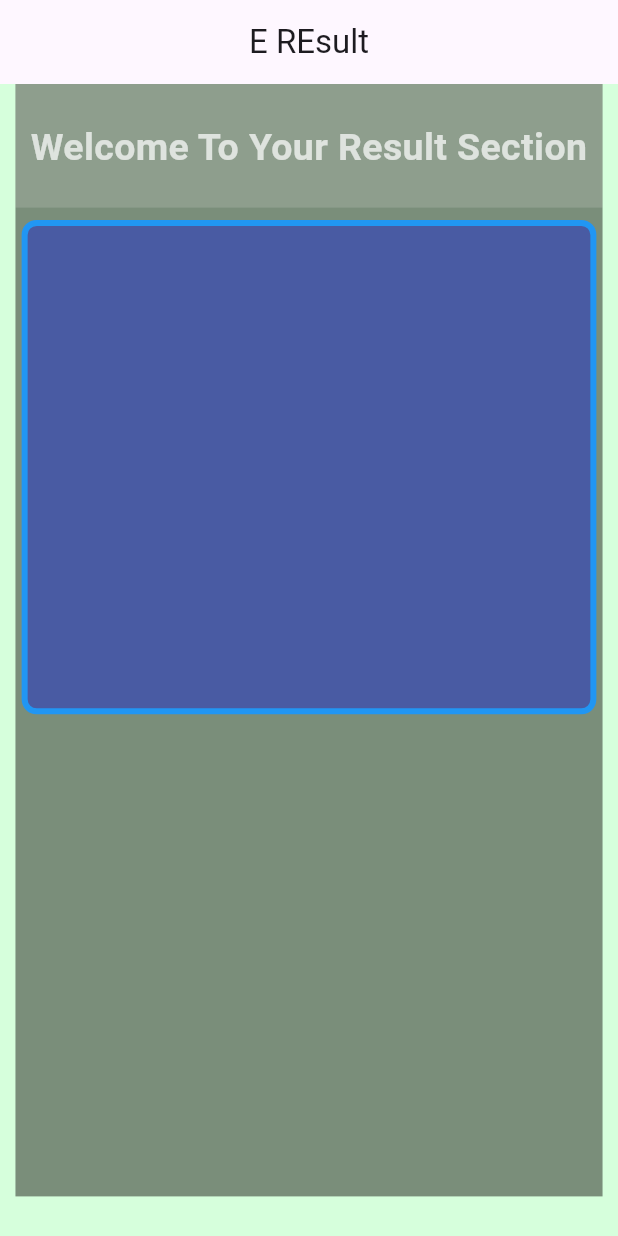
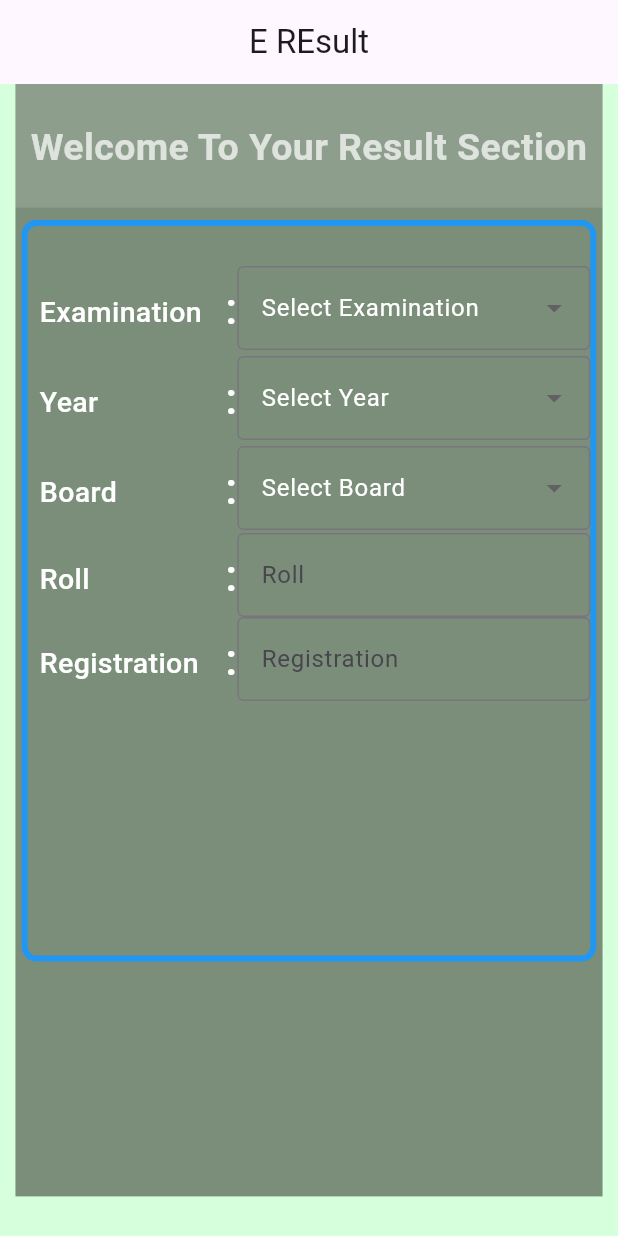
Before and after one commit to ReturajProshad/eboard_result_queue_system, a Flutter app: the screen it shows after launch, on a phone screen of 412 x 824 dp. Run offline on Flutter 3.47's test engine with Material 3 defaults, Android fonts, the phone set to English and light mode, and no system bars; our stand-ins replace firebase_core; accounts and stored records are empty.

Commit message:
dropdown and text input form added

```diff
--- a/lib/ui/home_page.dart
+++ b/lib/ui/home_page.dart
@@ -16,10 +16,15 @@ class _homePageState extends State<homePage> {
   String? _selectedExamination;
   String? _selectedBoard;
   String? _selectedYear;
+  String? _rollNo;
+  String? _regNo;
   final List<String> examination = ["SSC", "HSC", "Dakhil"];
   final List<String> Boards = ["Dhaka", "Dinajpur", "Rajshahi", "Khulna"];
   final List<String> years =
       List<String>.generate(9, (index) => (2016 + index).toString());
+  TextEditingController _rollController = TextEditingController();
+  TextEditingController _regController = TextEditingController();
+
   @override
   Widget build(BuildContext context) {
     _deviceHeight = MediaQuery.of(context).size.height;
@@ -29,7 +34,8 @@ class _homePageState extends State<homePage> {
         title: Center(child: Text("E REsult")),
       ),
       backgroundColor: Color.fromARGB(41, 0, 254, 38),
-      body: Align(alignment: Alignment.topCenter, child: _homeUI()),
+      body: SingleChildScrollView(
+          child: Align(alignment: Alignment.topCenter, child: _homeUI())),
     );
   }
 
@@ -80,10 +86,10 @@ class _homePageState extends State<homePage> {
       alignment: Alignment.topCenter,
       child: Container(
           padding: EdgeInsets.only(top: _deviceHeight * .03),
-          height: _deviceHeight * .40,
+          height: _deviceHeight * .60,
           width: _devicWeight * .93,
           decoration: BoxDecoration(
-            color: Color.fromARGB(104, 4, 19, 224),
+            //color: Color.fromARGB(104, 4, 19, 224),
             borderRadius: BorderRadius.circular(10),
             border: Border.all(
               color: Colors.blue, // Border color
@@ -91,13 +97,113 @@ class _homePageState extends State<homePage> {
             ),
           ),
           child: Column(
-            children: [],
+            children: [
+              _buildDropDownFields("Examination", examination, (_selectedItem) {
+                setState(() {
+                  _selectedExamination = _selectedItem;
+                });
+              }),
+              _buildDropDownFields("Year", years, (_InputYear) {
+                setState(() {
+                  _selectedYear = _InputYear;
+                });
+              }),
+              _buildDropDownFields("Board", Boards, (_input) {
+                setState(() {
+                  _selectedBoard = _input;
+                });
+              }),
+              _buildTextField("Roll", _rollController),
+              _buildTextField("Registration", _regController)
+            ],
           )),
     );
   }
 
   Widget _buildDropDownFields(
-      String? lable, List<String> items, Function(String?) onChanged) {
-    return Padding(padding: EdgeInsets.symmetric(vertical: 8.0));
+      String lable, List<String> items, Function(String?) onChanged) {
+    return Padding(
+        padding: EdgeInsets.symmetric(vertical: 2.0),
+        child: Row(
+          // crossAxisAlignment: CrossAxisAlignment.start,
+          mainAxisAlignment: MainAxisAlignment.spaceEvenly,
+          mainAxisSize: MainAxisSize.max,
+          children: [
+            _LableText(lable),
+            Expanded(
+              child: Theme(
+                data: Theme.of(context)
+                    .copyWith(canvasColor: const Color.fromARGB(255, 0, 0, 0)),
+                child: DropdownButtonFormField<String>(
+                  decoration: InputDecoration(
+                    labelText: "Select $lable",
+                    labelStyle: TextStyle(color: Colors.white),
+                    border: OutlineInputBorder(),
+                  ),
+                  items: items.map((String value) {
+                    return DropdownMenuItem<String>(
+                      value: value,
+                      child: Text(
+                        value,
+                        style: TextStyle(fontSize: 18, color: Colors.white),
+                      ),
+                    );
+                  }).toList(),
+                  onChanged: onChanged,
+                  validator: (value) =>
+                      value == null ? 'Please select a $lable' : null,
+                ),
+              ),
+            ),
+          ],
+        ));
+  }
+
+  Widget _LableText(String label) {
+    return Row(
+      children: [
+        SizedBox(width: 8),
+        Center(
+          child: Container(
+            padding: EdgeInsets.only(top: 10),
+            width: _devicWeight * .30,
+            height: _deviceHeight * .05,
+            //color: Colors.white,
+            child: Text(
+              label,
+              style: const TextStyle(
+                  fontSize: 19,
+                  fontWeight: FontWeight.w500,
+                  color: Colors.white),
+            ),
+          ),
+        ),
+        const Text(
+          ":",
+          style: TextStyle(
+              fontSize: 30, fontWeight: FontWeight.w500, color: Colors.white),
+        ),
+      ],
+    );
+  }
+
+  Widget _buildTextField(String label, TextEditingController _controller) {
+    return Container(
+      child: Row(
+        children: [
+          _LableText(label),
+          Expanded(
+            child: TextFormField(
+              decoration: InputDecoration(
+                  labelText: label, border: OutlineInputBorder()),
+              controller: _controller,
+              validator: (_input) => _input == null || _input.isEmpty
+                  ? 'Please enter your $label'
+                  : null,
+            ),
+          )
+        ],
+      ),
+    );
   }
 }
```
Also changed, not shown: lib/CustomWidgets/Custom_drop_down_button.dart (added, +39 -0 lines).
